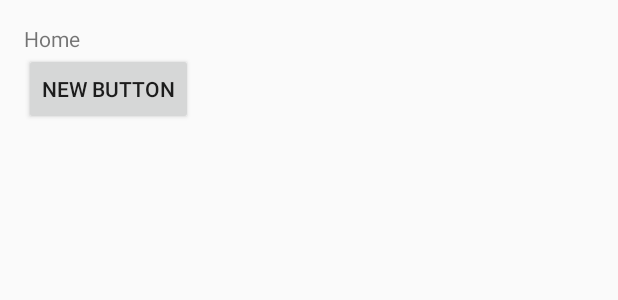
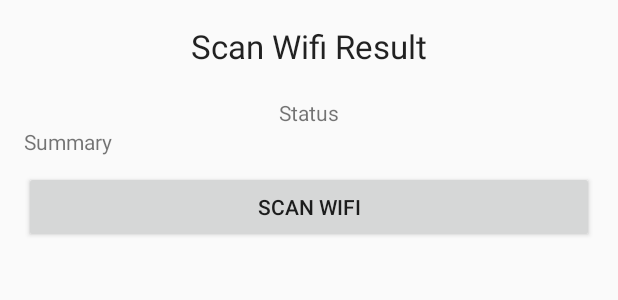
Before and after one commit to MaxliGhTz002/Rescue-Team, an Android app: the layout fragment_home.xml on its own in the app's theme, with its tools: preview values and no code run, on a phone screen of 412 x 824 dp. Shown: the top 300 px of the screen. Run offline under Robolectric (Android 15) with nearby library versions, the phone set to English and light mode, and no system bars.

Commit message:
no message

```diff
--- a/app/src/main/java/lab/kultida/rescueteam/MainActivity.java
+++ b/app/src/main/java/lab/kultida/rescueteam/MainActivity.java
@@ -159,7 +159,7 @@ public class MainActivity extends ActionBarActivity implements NavigationDrawerF
         if(wifiManager.isWifiEnabled()) {
             WifiInfo info = wifiManager.getConnectionInfo ();
             Log.d("networkName",info.getSSID());
-            return info.getSSID();
+            return info.getSSID().substring(1,info.getSSID().length() -1 );
         }
         return "error";
     }
--- a/app/src/main/java/lab/kultida/rescueteam/PlaceholderFragment_SendAlarmSignal.java
+++ b/app/src/main/java/lab/kultida/rescueteam/PlaceholderFragment_SendAlarmSignal.java
@@ -7,6 +7,7 @@ package lab.kultida.rescueteam;
 import android.os.AsyncTask;
 import android.os.Build;
 import android.os.Bundle;
+import android.text.method.ScrollingMovementMethod;
 import android.util.Log;
 import android.view.LayoutInflater;
 import android.view.View;
@@ -41,6 +42,7 @@ public class PlaceholderFragment_SendAlarmSignal extends PlaceholderFragment_Pro
         button_SendAlarmSignal = (Button)rootView.findViewById(R.id.button_CheckHotspotInformation);
         button_SendAlarmSignal.setOnClickListener(this);
         textView_Output = (TextView)rootView.findViewById(R.id.textView_Output);
+        textView_Output.setMovementMethod(new ScrollingMovementMethod());
     }
 
     @Override
--- a/app/src/main/res/layout/fragment_check_hotspot_information.xml
+++ b/app/src/main/res/layout/fragment_check_hotspot_information.xml
@@ -42,11 +42,11 @@
             android:layout_height="wrap_content"
             android:text="Summary"
             android:id="@+id/textView_Summary"
-            android:layout_above="@+id/listView_Victim"
+            android:layout_above="@+id/listView_WifiResult"
             android:layout_alignParentEnd="true" />
 
         <ListView
-            android:id="@+id/listView_Victim"
+            android:id="@+id/listView_WifiResult"
             android:layout_width="match_parent"
             android:layout_height="wrap_content"
             android:layout_alignParentLeft="true"
@@ -82,7 +82,7 @@
             android:layout_alignParentBottom="true"
             android:layout_alignParentEnd="true"
             android:scrollbars="horizontal|vertical"
-            android:layout_below="@+id/listView_Victim"/>
+            android:layout_below="@+id/listView_WifiResult"/>
     </LinearLayout>
 
 </RelativeLayout>
--- a/app/src/main/res/layout/fragment_home.xml
+++ b/app/src/main/res/layout/fragment_home.xml
@@ -10,18 +10,79 @@
     android:id="@+id/fragment_home"
     tools:context="lab.kultida.rescueteam.PlaceholderFragment_Home">
 
+    <LinearLayout
+        android:orientation="vertical"
+        android:layout_width="fill_parent"
+        android:layout_height="fill_parent">
+
         <TextView
             android:id="@+id/section_Label"
-        android:layout_width="wrap_content"
+            android:layout_width="match_parent"
             android:layout_height="wrap_content"
-        android:text="Home"/>
+            android:text="Scan Wifi Result"
+            android:textAppearance="?android:attr/textAppearanceLarge"
+            android:layout_alignParentEnd="true"
+            android:layout_alignParentTop="true"
+            android:layout_alignParentStart="true"
+            android:gravity="center" />
+
+        <TextView
+            android:layout_width="match_parent"
+            android:layout_height="wrap_content"
+            android:text="Status"
+            android:id="@+id/textView_Status"
+            android:layout_below="@+id/button_CheckHotspotInformation"
+            android:layout_alignParentStart="true"
+            android:layout_alignParentEnd="true"
+            android:gravity="center"
+            android:layout_marginTop="20dp" />
+
+        <TextView
+            android:layout_width="match_parent"
+            android:layout_height="wrap_content"
+            android:text="Summary"
+            android:id="@+id/textView_Summary"
+            android:layout_above="@+id/listView_WifiResult"
+            android:layout_alignParentEnd="true" />
+
+        <ListView
+            android:id="@+id/listView_WifiResult"
+            android:layout_width="match_parent"
+            android:layout_height="wrap_content"
+            android:layout_alignParentLeft="true"
+            android:layout_alignParentRight="true"
+            android:overScrollFooter="@android:color/holo_blue_bright"
+            android:overScrollHeader="@android:color/holo_blue_bright"
+            android:layout_gravity="bottom"
+            android:scrollingCache="true"
+            android:stackFromBottom="true"
+            android:smoothScrollbar="true"
+            android:nestedScrollingEnabled="true"
+            android:fastScrollAlwaysVisible="false"
+            android:fastScrollEnabled="false"
+            android:headerDividersEnabled="false"
+            android:footerDividersEnabled="false">
+        </ListView>
 
         <Button
-        android:layout_width="wrap_content"
+            android:layout_width="match_parent"
             android:layout_height="wrap_content"
-        android:text="New Button"
-        android:id="@+id/button"
+            android:text="SCAN WIFI"
+            android:id="@+id/button_ScanWifi"
             android:layout_below="@+id/section_Label"
-        android:layout_alignParentStart="true" />
+            android:layout_alignParentStart="true"
+            android:layout_alignParentEnd="true"
+            android:layout_marginTop="10dp" />
+
+        <TextView
+            android:layout_width="match_parent"
+            android:layout_height="wrap_content"
+            android:id="@+id/textView_Output"
+            android:layout_alignParentStart="true"
+            android:layout_alignParentBottom="true"
+            android:layout_alignParentEnd="true"
+            android:scrollbars="horizontal|vertical"
+            android:layout_below="@+id/listView_WifiResult"/>
+    </LinearLayout>
 
 </RelativeLayout>
```
Also changed, not shown: app/src/main/java/lab/kultida/rescueteam/PlaceholderFragment_CheckHotspotInformation.java (+8 -7 lines), app/src/main/java/lab/kultida/rescueteam/PlaceholderFragment_Home.java (+99 -5 lines), app/src/main/java/lab/kultida/rescueteam/WifiListView.java (added, +70 -0 lines), app/src/main/java/lab/kultida/utility/TCP_Unicast_Send.java (+13 -15 lines), app/src/main/res/layout/wifi_list.xml (added, +137 -0 lines). Lines whose indentation alone changed are shown as unchanged.
